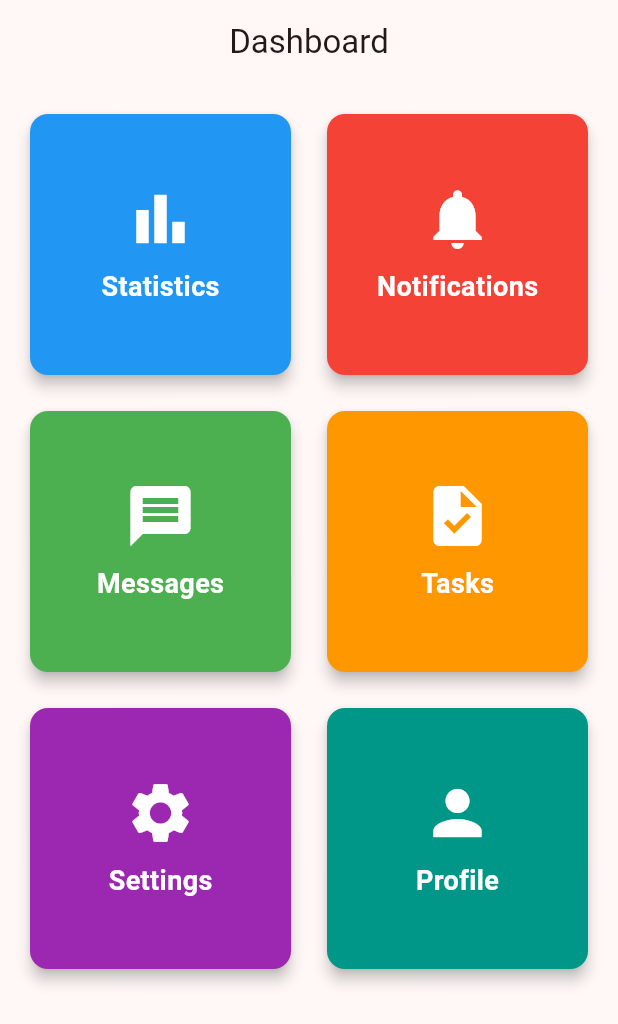
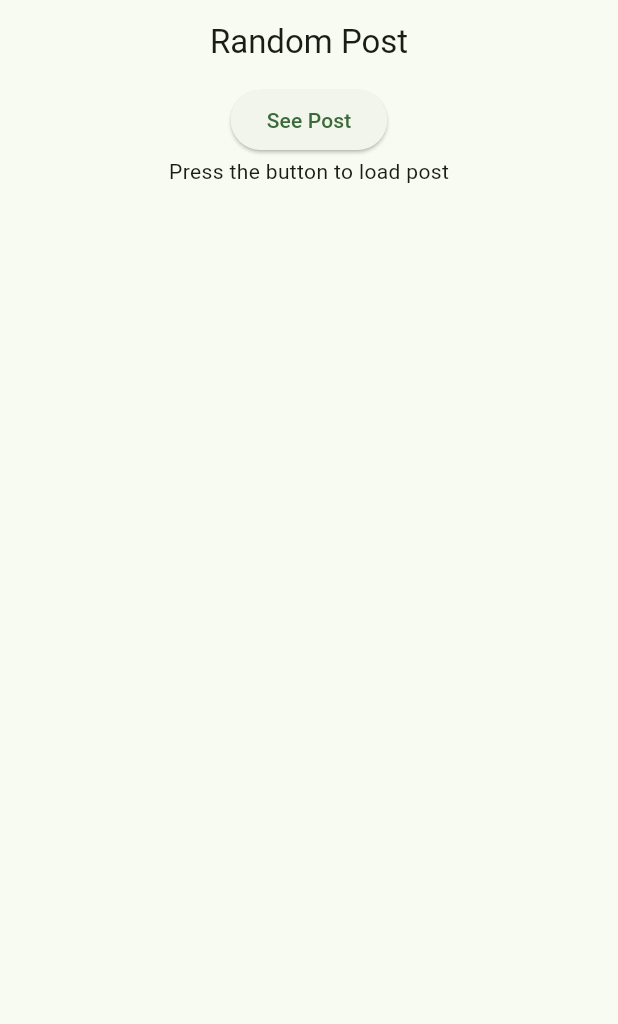
Before and after one commit to Azizkhan22/Mobile-App-Dev, a Flutter app: the screen it shows after launch, on a phone screen of 412 x 824 dp. Shown: the top 1024 px of the screen. Run offline on Flutter 3.47's test engine with Material 3 defaults, Android fonts, the phone set to English and light mode, and no system bars.

Commit message:
Create Lab 7 with all tasks

```diff
--- /dev/null
+++ b/mad/lib/lab 7/task2.dart
@@ -0,0 +1,65 @@
+import 'package:flutter/material.dart';
+import 'package:http/http.dart' as http;
+import 'dart:convert';
+
+class PostView extends StatefulWidget {
+  const PostView({super.key});
+
+  @override
+  State<PostView> createState() => _PostViewState();
+}
+
+class _PostViewState extends State<PostView> {
+  Future<Map<String, dynamic>>? _postFuture;
+  Future<Map<String, dynamic>> fetchRandomPost() async {
+    final response = await http.get(
+      Uri.parse('https://jsonplaceholder.typicode.com/posts/1'),
+    );
+
+    if (response.statusCode == 200) {
+      return json.decode(response.body);
+    } else {
+      throw Exception('Failed to load post');
+    }
+  }
+
+  void _loadPost() {
+    setState(() {
+      _postFuture = fetchRandomPost();
+    });
+  }
+
+  @override
+  Widget build(BuildContext context) {
+    return Scaffold(
+      appBar: AppBar(title: Center(child: Text("Random Post"))),
+      body: Center(
+        child: Column(
+          children: [
+            ElevatedButton(onPressed: _loadPost, child: Text("See Post")),
+            FutureBuilder<Map<String, dynamic>>(
+              future: _postFuture,
+              builder: (context, snapshot){
+                if (snapshot.connectionState == ConnectionState.waiting) {
+                  return CircularProgressIndicator();
+                }
+                else if (snapshot.hasError) {
+                  return Text("error : ${snapshot.error}");
+                }
+                else if (snapshot.hasData) {
+                  final post = snapshot.data!;
+                  return Padding(
+                    padding: const EdgeInsets.all(16.0),
+                    child: Text('${post['title']}\n\n${post['body']}'),
+                  );
+                } else {
+                  return Center(child: Text('Press the button to load post'));
+                }
+              },
+            ),
+          ],
+        ),
+      ),
+    );
+  }
+}
--- a/mad/lib/main.dart
+++ b/mad/lib/main.dart
@@ -1,5 +1,5 @@
 import 'package:flutter/material.dart';
-import 'package:mad/lab%206/task3.dart';
+import 'package:mad/lab%207/task2.dart';
 
 void main() {
   runApp(const MyApp());
@@ -13,26 +13,11 @@ class MyApp extends StatelessWidget {
   Widget build(BuildContext context) {
     return MaterialApp(
       debugShowCheckedModeBanner: false,
-      title: 'Lab 3',
+      title: 'Lab 7',
       theme: ThemeData(
-        // This is the theme of your application.
-        //
-        // TRY THIS: Try running your application with "flutter run". You'll see
-        // the application has a purple toolbar. Then, without quitting the app,
-        // try changing the seedColor in the colorScheme below to Colors.green
-        // and then invoke "hot reload" (save your changes or press the "hot
-        // reload" button in a Flutter-supported IDE, or press "r" if you used
-        // the command line to start the app).
-        //
-        // Notice that the counter didn't reset back to zero; the application
-        // state is not lost during the reload. To reset the state, use hot
-        // restart instead.
-        //
-        // This works for code too, not just values: Most code changes can be
-        // tested with just a hot reload.
-        colorScheme: ColorScheme.fromSeed(seedColor: Colors.red),
+        colorScheme: ColorScheme.fromSeed(seedColor: Colors.green),
       ),
-      home: DashboardScreen()
+      home: PostView()
     );
   }
 }
--- a/mad/pubspec.yaml
+++ b/mad/pubspec.yaml
@@ -30,7 +30,7 @@ environment:
 dependencies:
   flutter:
     sdk: flutter
-
+  http: ^0.13.6  # or the latest version
   # The following adds the Cupertino Icons font to your application.
   # Use with the CupertinoIcons class for iOS style icons.
   cupertino_icons: ^1.0.8
```
Also changed, not shown: mad/lib/lab 7/task1.dart (added, +47 -0 lines), mad/pubspec.lock.
